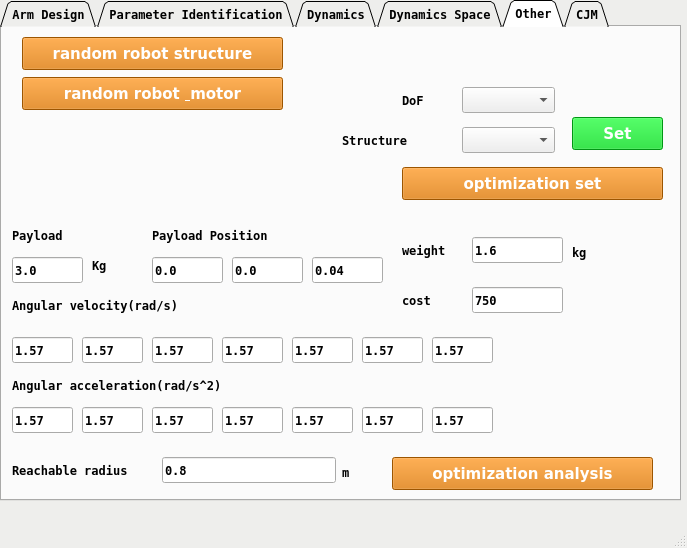
Before: the Qt Designer form interface_control/scripts/main.ui in SamKaiYang/Optimization-of-robotic-arm-design_dynamixel, drawn with Qt 5.
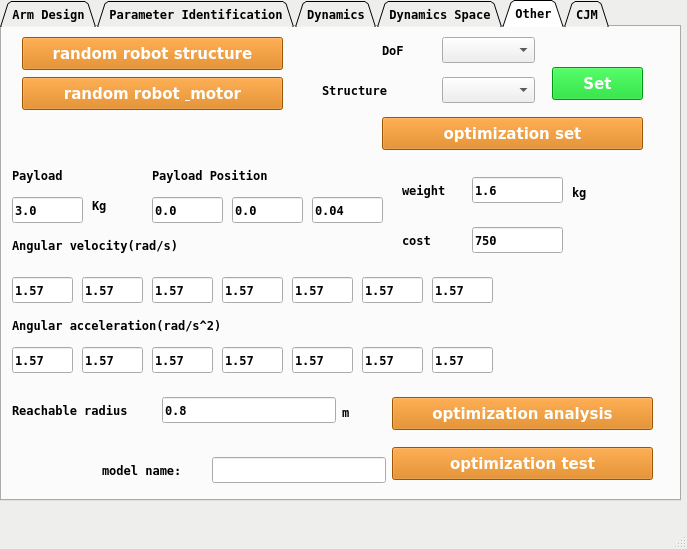
After: the same form once the commit is applied. Icons and pictures are not drawn. Custom widgets are drawn as their Qt base class.

Commit message: add test model select input

The edit to the form file:
```diff
--- a/interface_control/scripts/main.ui
+++ b/interface_control/scripts/main.ui
@@ -7,7 +7,7 @@
     <x>0</x>
     <y>0</y>
     <width>687</width>
-    <height>548</height>
+    <height>549</height>
    </rect>
   </property>
   <property name="palette">
@@ -4266,8 +4266,8 @@
      <widget class="QPushButton" name="btn_optimization_set">
       <property name="geometry">
        <rect>
-        <x>400</x>
-        <y>140</y>
+        <x>380</x>
+        <y>90</y>
         <width>261</width>
         <height>33</height>
        </rect>
@@ -4463,7 +4463,7 @@
       <property name="geometry">
        <rect>
         <x>220</x>
-        <y>380</y>
+        <y>320</y>
         <width>61</width>
         <height>26</height>
        </rect>
@@ -4476,7 +4476,7 @@
       <property name="geometry">
        <rect>
         <x>10</x>
-        <y>380</y>
+        <y>320</y>
         <width>61</width>
         <height>26</height>
        </rect>
@@ -4489,7 +4489,7 @@
       <property name="geometry">
        <rect>
         <x>290</x>
-        <y>310</y>
+        <y>250</y>
         <width>61</width>
         <height>26</height>
        </rect>
@@ -4502,7 +4502,7 @@
       <property name="geometry">
        <rect>
         <x>290</x>
-        <y>380</y>
+        <y>320</y>
         <width>61</width>
         <height>26</height>
        </rect>
@@ -4515,7 +4515,7 @@
       <property name="geometry">
        <rect>
         <x>230</x>
-        <y>230</y>
+        <y>170</y>
         <width>71</width>
         <height>26</height>
        </rect>
@@ -4528,7 +4528,7 @@
       <property name="geometry">
        <rect>
         <x>150</x>
-        <y>200</y>
+        <y>140</y>
         <width>161</width>
         <height>17</height>
        </rect>
@@ -4541,7 +4541,7 @@
       <property name="geometry">
        <rect>
         <x>10</x>
-        <y>350</y>
+        <y>290</y>
         <width>261</width>
         <height>17</height>
        </rect>
@@ -4554,7 +4554,7 @@
       <property name="geometry">
        <rect>
         <x>80</x>
-        <y>310</y>
+        <y>250</y>
         <width>61</width>
         <height>26</height>
        </rect>
@@ -4567,7 +4567,7 @@
       <property name="geometry">
        <rect>
         <x>10</x>
-        <y>200</y>
+        <y>140</y>
         <width>67</width>
         <height>17</height>
        </rect>
@@ -4580,7 +4580,7 @@
       <property name="geometry">
        <rect>
         <x>10</x>
-        <y>230</y>
+        <y>170</y>
         <width>71</width>
         <height>26</height>
        </rect>
@@ -4593,7 +4593,7 @@
       <property name="geometry">
        <rect>
         <x>90</x>
-        <y>230</y>
+        <y>170</y>
         <width>31</width>
         <height>17</height>
        </rect>
@@ -4606,7 +4606,7 @@
       <property name="geometry">
        <rect>
         <x>150</x>
-        <y>230</y>
+        <y>170</y>
         <width>71</width>
         <height>26</height>
        </rect>
@@ -4619,7 +4619,7 @@
       <property name="geometry">
        <rect>
         <x>10</x>
-        <y>310</y>
+        <y>250</y>
         <width>61</width>
         <height>26</height>
        </rect>
@@ -4632,7 +4632,7 @@
       <property name="geometry">
        <rect>
         <x>310</x>
-        <y>230</y>
+        <y>170</y>
         <width>71</width>
         <height>26</height>
        </rect>
@@ -4645,7 +4645,7 @@
       <property name="geometry">
        <rect>
         <x>360</x>
-        <y>310</y>
+        <y>250</y>
         <width>61</width>
         <height>26</height>
        </rect>
@@ -4657,8 +4657,8 @@
      <widget class="QPushButton" name="btn_structure_select">
       <property name="geometry">
        <rect>
-        <x>570</x>
-        <y>90</y>
+        <x>550</x>
+        <y>40</y>
         <width>91</width>
         <height>33</height>
        </rect>
@@ -4854,7 +4854,7 @@
       <property name="geometry">
        <rect>
         <x>150</x>
-        <y>310</y>
+        <y>250</y>
         <width>61</width>
         <height>26</height>
        </rect>
@@ -4867,7 +4867,7 @@
       <property name="geometry">
        <rect>
         <x>10</x>
-        <y>270</y>
+        <y>210</y>
         <width>211</width>
         <height>17</height>
        </rect>
@@ -4880,7 +4880,7 @@
       <property name="geometry">
        <rect>
         <x>220</x>
-        <y>310</y>
+        <y>250</y>
         <width>61</width>
         <height>26</height>
        </rect>
@@ -4893,7 +4893,7 @@
       <property name="geometry">
        <rect>
         <x>150</x>
-        <y>380</y>
+        <y>320</y>
         <width>61</width>
         <height>26</height>
        </rect>
@@ -4906,7 +4906,7 @@
       <property name="geometry">
        <rect>
         <x>80</x>
-        <y>380</y>
+        <y>320</y>
         <width>61</width>
         <height>26</height>
        </rect>
@@ -4919,7 +4919,7 @@
       <property name="geometry">
        <rect>
         <x>360</x>
-        <y>380</y>
+        <y>320</y>
         <width>61</width>
         <height>26</height>
        </rect>
@@ -4932,7 +4932,7 @@
       <property name="geometry">
        <rect>
         <x>10</x>
-        <y>430</y>
+        <y>370</y>
         <width>145</width>
         <height>26</height>
        </rect>
@@ -4945,7 +4945,7 @@
       <property name="geometry">
        <rect>
         <x>160</x>
-        <y>430</y>
+        <y>370</y>
         <width>174</width>
         <height>26</height>
        </rect>
@@ -4958,7 +4958,7 @@
       <property name="geometry">
        <rect>
         <x>340</x>
-        <y>410</y>
+        <y>350</y>
         <width>20</width>
         <height>71</height>
        </rect>
@@ -4971,7 +4971,7 @@
       <property name="geometry">
        <rect>
         <x>430</x>
-        <y>380</y>
+        <y>320</y>
         <width>61</width>
         <height>26</height>
        </rect>
@@ -4984,7 +4984,7 @@
       <property name="geometry">
        <rect>
         <x>430</x>
-        <y>310</y>
+        <y>250</y>
         <width>61</width>
         <height>26</height>
        </rect>
@@ -4996,8 +4996,8 @@
      <widget class="QComboBox" name="comboBox_dof_select">
       <property name="geometry">
        <rect>
-        <x>460</x>
-        <y>60</y>
+        <x>440</x>
+        <y>10</y>
         <width>93</width>
         <height>26</height>
        </rect>
@@ -5006,8 +5006,8 @@
      <widget class="QLabel" name="label_dof">
       <property name="geometry">
        <rect>
-        <x>400</x>
-        <y>60</y>
+        <x>380</x>
+        <y>10</y>
         <width>31</width>
         <height>26</height>
        </rect>
@@ -5019,8 +5019,8 @@
      <widget class="QComboBox" name="comboBox_structure_select">
       <property name="geometry">
        <rect>
-        <x>460</x>
-        <y>100</y>
+        <x>440</x>
+        <y>50</y>
         <width>93</width>
         <height>26</height>
        </rect>
@@ -5029,8 +5029,8 @@
      <widget class="QLabel" name="label_dof_2">
       <property name="geometry">
        <rect>
-        <x>340</x>
-        <y>100</y>
+        <x>320</x>
+        <y>50</y>
         <width>91</width>
         <height>26</height>
        </rect>
@@ -5043,7 +5043,7 @@
       <property name="geometry">
        <rect>
         <x>390</x>
-        <y>430</y>
+        <y>370</y>
         <width>261</width>
         <height>33</height>
        </rect>
@@ -5239,7 +5239,7 @@
       <property name="geometry">
        <rect>
         <x>400</x>
-        <y>210</y>
+        <y>150</y>
         <width>61</width>
         <height>26</height>
        </rect>
@@ -5252,7 +5252,7 @@
       <property name="geometry">
        <rect>
         <x>570</x>
-        <y>190</y>
+        <y>130</y>
         <width>20</width>
         <height>71</height>
        </rect>
@@ -5265,7 +5265,7 @@
       <property name="geometry">
        <rect>
         <x>470</x>
-        <y>210</y>
+        <y>150</y>
         <width>91</width>
         <height>26</height>
        </rect>
@@ -5278,7 +5278,7 @@
       <property name="geometry">
        <rect>
         <x>470</x>
-        <y>260</y>
+        <y>200</y>
         <width>91</width>
         <height>26</height>
        </rect>
@@ -5291,7 +5291,7 @@
       <property name="geometry">
        <rect>
         <x>400</x>
-        <y>260</y>
+        <y>200</y>
         <width>61</width>
         <height>26</height>
        </rect>
@@ -5300,6 +5300,228 @@
        <string>cost</string>
       </property>
      </widget>
+     <widget class="QPushButton" name="btn_optimization_test">
+      <property name="geometry">
+       <rect>
+        <x>390</x>
+        <y>420</y>
+        <width>261</width>
+        <height>33</height>
+       </rect>
+      </property>
+      <property name="palette">
+       <palette>
+        <active>
+         <colorrole role="WindowText">
+          <brush brushstyle="SolidPattern">
+           <color alpha="255">
+            <red>255</red>
+            <green>255</green>
+            <blue>255</blue>
+           </color>
+          </brush>
+         </colorrole>
+         <colorrole role="Button">
+          <brush brushstyle="SolidPattern">
+           <color alpha="255">
+            <red>218</red>
+            <green>119</green>
+            <blue>0</blue>
+           </color>
+          </brush>
+         </colorrole>
+         <colorrole role="Text">
+          <brush brushstyle="SolidPattern">
+           <color alpha="255">
+            <red>255</red>
+            <green>255</green>
+            <blue>255</blue>
+           </color>
+          </brush>
+         </colorrole>
+         <colorrole role="ButtonText">
+          <brush brushstyle="SolidPattern">
+           <color alpha="255">
+            <red>255</red>
+            <green>255</green>
+            <blue>255</blue>
+           </color>
+          </brush>
+         </colorrole>
+         <colorrole role="Base">
+          <brush brushstyle="SolidPattern">
+           <color alpha="255">
+            <red>218</red>
+            <green>119</green>
+            <blue>0</blue>
+           </color>
+          </brush>
+         </colorrole>
+         <colorrole role="Window">
+          <brush brushstyle="SolidPattern">
+           <color alpha="255">
+            <red>218</red>
+            <green>119</green>
+            <blue>0</blue>
+           </color>
+          </brush>
+         </colorrole>
+        </active>
+        <inactive>
+         <colorrole role="WindowText">
+          <brush brushstyle="SolidPattern">
+           <color alpha="255">
+            <red>255</red>
+            <green>255</green>
+            <blue>255</blue>
+           </color>
+          </brush>
+         </colorrole>
+         <colorrole role="Button">
+          <brush brushstyle="SolidPattern">
+           <color alpha="255">
+            <red>218</red>
+            <green>119</green>
+            <blue>0</blue>
+           </color>
+          </brush>
+         </colorrole>
+         <colorrole role="Text">
+          <brush brushstyle="SolidPattern">
+           <color alpha="255">
+            <red>255</red>
+            <green>255</green>
+            <blue>255</blue>
+           </color>
+          </brush>
+         </colorrole>
+         <colorrole role="ButtonText">
+          <brush brushstyle="SolidPattern">
+           <color alpha="255">
+            <red>255</red>
+            <green>255</green>
+            <blue>255</blue>
+           </color>
+          </brush>
+         </colorrole>
+         <colorrole role="Base">
+          <brush brushstyle="SolidPattern">
+           <color alpha="255">
+            <red>218</red>
+            <green>119</green>
+            <blue>0</blue>
+           </color>
+          </brush>
+         </colorrole>
+         <colorrole role="Window">
+          <brush brushstyle="SolidPattern">
+           <color alpha="255">
+            <red>218</red>
+            <green>119</green>
+            <blue>0</blue>
+           </color>
+          </brush>
+         </colorrole>
+        </inactive>
+        <disabled>
+         <colorrole role="WindowText">
+          <brush brushstyle="SolidPattern">
+           <color alpha="255">
+            <red>255</red>
+            <green>255</green>
+            <blue>255</blue>
+           </color>
+          </brush>
+         </colorrole>
+         <colorrole role="Button">
+          <brush brushstyle="SolidPattern">
+           <color alpha="255">
+            <red>218</red>
+            <green>119</green>
+            <blue>0</blue>
+           </color>
+          </brush>
+         </colorrole>
+         <colorrole role="Text">
+          <brush brushstyle="SolidPattern">
+           <color alpha="255">
+            <red>255</red>
+            <green>255</green>
+            <blue>255</blue>
+           </color>
+          </brush>
+         </colorrole>
+         <colorrole role="ButtonText">
+          <brush brushstyle="SolidPattern">
+           <color alpha="255">
+            <red>255</red>
+            <green>255</green>
+            <blue>255</blue>
+           </color>
+          </brush>
+         </colorrole>
+         <colorrole role="Base">
+          <brush brushstyle="SolidPattern">
+           <color alpha="255">
+            <red>218</red>
+            <green>119</green>
+            <blue>0</blue>
+           </color>
+          </brush>
+         </colorrole>
+         <colorrole role="Window">
+          <brush brushstyle="SolidPattern">
+           <color alpha="255">
+            <red>218</red>
+            <green>119</green>
+            <blue>0</blue>
+           </color>
+          </brush>
+         </colorrole>
+        </disabled>
+       </palette>
+      </property>
+      <property name="font">
+       <font>
+        <family>Bitstream Vera Sans</family>
+        <pointsize>11</pointsize>
+        <weight>75</weight>
+        <bold>true</bold>
+       </font>
+      </property>
+      <property name="styleSheet">
+       <string notr="true">background-color:#da7700;color:white;border-color: black;</string>
+      </property>
+      <property name="text">
+       <string>optimization test</string>
+      </property>
+     </widget>
+     <widget class="QLineEdit" name="lineEdit_op_test_model_name">
+      <property name="geometry">
+       <rect>
+        <x>210</x>
+        <y>430</y>
+        <width>174</width>
+        <height>26</height>
+       </rect>
+      </property>
+      <property name="text">
+       <string/>
+      </property>
+     </widget>
+     <widget class="QLabel" name="label_61">
+      <property name="geometry">
+       <rect>
+        <x>100</x>
+        <y>430</y>
+        <width>101</width>
+        <height>26</height>
+       </rect>
+      </property>
+      <property name="text">
+       <string>model name:</string>
+      </property>
+     </widget>
     </widget>
     <widget class="QWidget" name="tab_2">
      <attribute name="title">
```
The commit also changes 15 other files.
